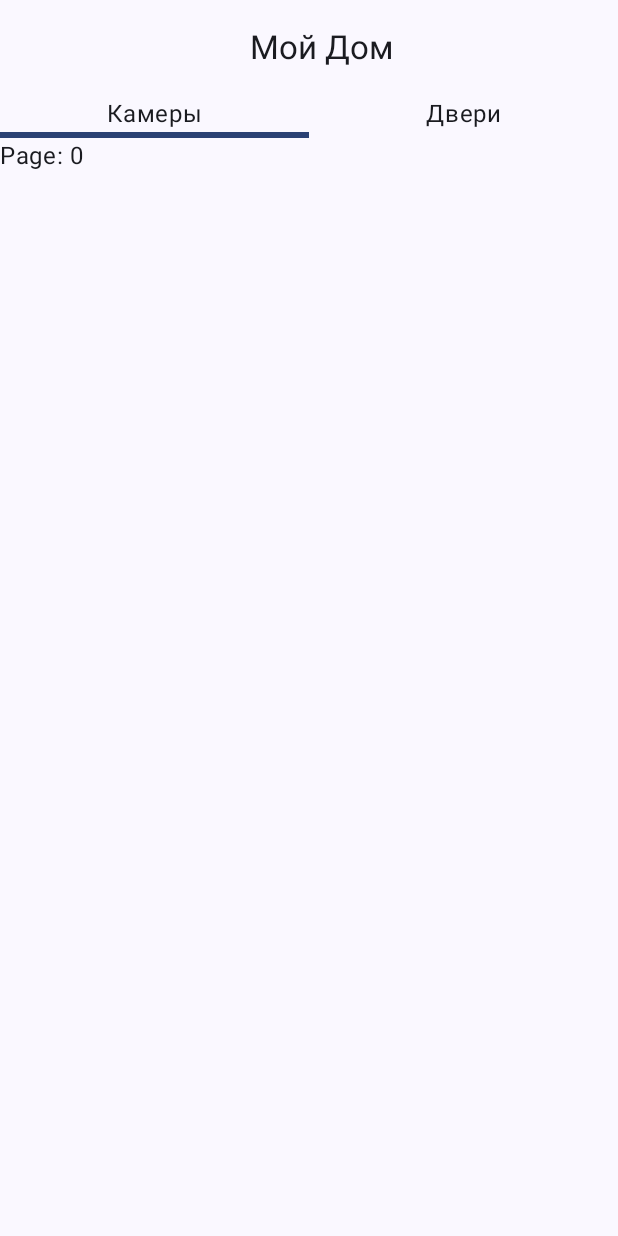
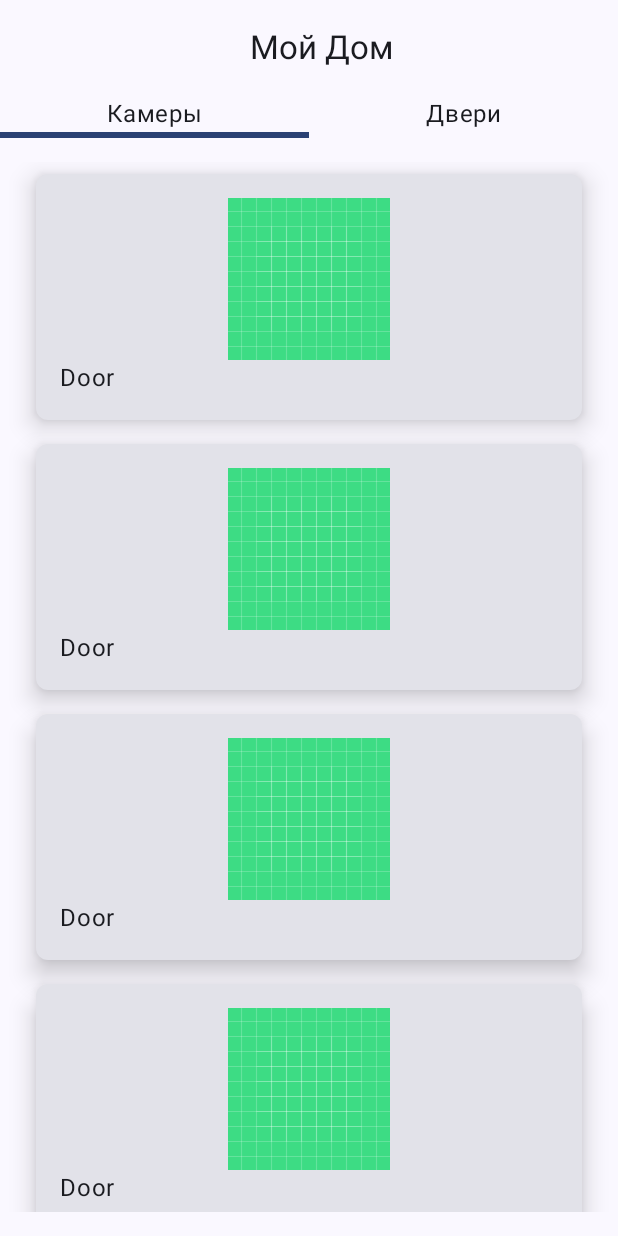
Before and after one commit to EinTheFrog/RickMastersTest, an Android app built with Jetpack Compose: the screen it shows after launch (MainActivity), on a phone screen of 412 x 824 dp. Run offline under Robolectric (Android 15) with nearby library versions, the phone set to English and light mode, and no system bars.

Commit message:
Create camera list

```diff
--- a/app/src/main/java/com/example/rickmasterstest/ui/screens/MainScreen.kt
+++ b/app/src/main/java/com/example/rickmasterstest/ui/screens/MainScreen.kt
@@ -24,6 +24,7 @@ import androidx.compose.ui.text.style.TextAlign
 import androidx.compose.ui.tooling.preview.Preview
 import androidx.compose.ui.unit.dp
 import com.example.rickmasterstest.R
+import com.example.rickmasterstest.ui.screens.cameras.CamerasScreen
 import com.example.rickmasterstest.ui.theme.RickMastersTestTheme
 
 @OptIn(ExperimentalFoundationApi::class, ExperimentalMaterial3Api::class)
@@ -41,10 +42,10 @@ fun MainScreen(modifier: Modifier = Modifier, name: String) {
             HorizontalPagerBar(modifier = Modifier.fillMaxWidth(), state = pagerState)
             HorizontalPager(state = pagerState) { page ->
                 // Our page content
-                Text(
-                    text = "Page: $page",
-                    modifier = Modifier.fillMaxWidth()
-                )
+                when(page) {
+                    0 -> CamerasScreen()
+                }
+
             }
         }
     }
--- /dev/null
+++ b/app/src/main/java/com/example/rickmasterstest/ui/screens/cameras/CamerasScreen.kt
@@ -0,0 +1,60 @@
+package com.example.rickmasterstest.ui.screens.cameras
+
+import androidx.compose.foundation.Image
+import androidx.compose.foundation.layout.Column
+import androidx.compose.foundation.layout.fillMaxSize
+import androidx.compose.foundation.layout.fillMaxWidth
+import androidx.compose.foundation.layout.padding
+import androidx.compose.foundation.lazy.LazyColumn
+import androidx.compose.foundation.shape.RoundedCornerShape
+import androidx.compose.material3.Card
+import androidx.compose.material3.CardDefaults
+import androidx.compose.material3.CardElevation
+import androidx.compose.material3.Text
+import androidx.compose.runtime.Composable
+import androidx.compose.ui.Modifier
+import androidx.compose.ui.res.painterResource
+import androidx.compose.ui.res.stringResource
+import androidx.compose.ui.tooling.preview.Preview
+import androidx.compose.ui.unit.dp
+import com.example.rickmasterstest.R
+
+@Composable
+fun CamerasScreen() {
+    LazyColumn(modifier = Modifier
+        .fillMaxSize()
+        .padding(16.dp)) {
+        items(10) { index ->
+            CameraItem()
+        }
+    }
+}
+
+@Composable
+fun CameraItem() {
+    Card(
+        elevation = CardDefaults.cardElevation(10.dp),
+        modifier = Modifier
+            .fillMaxWidth()
+            .padding(8.dp),
+        shape = RoundedCornerShape(8.dp)
+    ) {
+        Column(modifier = Modifier.padding(16.dp)) {
+            Image(
+                modifier = Modifier.fillMaxWidth(),
+                painter = painterResource(id = R.drawable.ic_launcher_background),
+                contentDescription = stringResource(id = R.string.camera_screenshot_description)
+            )
+            Text(
+                text = "Door"
+            )
+        }
+
+    }
+}
+
+@Preview(showBackground = true)
+@Composable
+fun CameraItemPreview() {
+    CameraItem()
+}
--- a/app/src/main/res/values/strings.xml
+++ b/app/src/main/res/values/strings.xml
@@ -5,4 +5,7 @@
     <string name="my_house">Мой Дом</string>
     <string name="cameras">Камеры</string>
     <string name="doors">Двери</string>
+
+    // Content Descriptions
+    <string name="camera_screenshot_description">Camera Screenshot</string>
 </resources>
```
